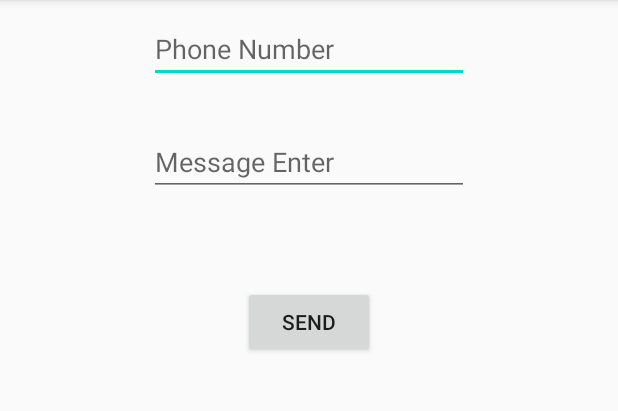
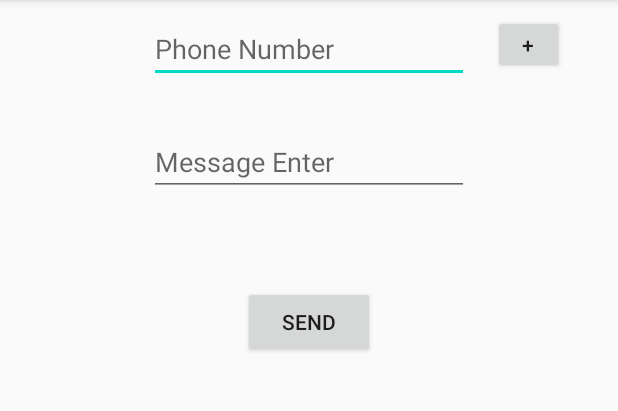
Before and after one commit to vitamincarrot/GroupSMS, an Android app: the screen it shows after launch (MainActivity), after a tap on "SEND", on a phone screen of 412 x 824 dp, the part 84-495 px from its top. Run offline under Robolectric (Android 15) with nearby library versions, the phone set to English and light mode, and no system bars.

Commit message:
전화번호 리사이클러뷰 생성 여러 전화번호로 전송 가능 권한 허용 여부 확인 권한 여부에 따라 전송 버튼 보이기

```diff
--- a/app/build.gradle
+++ b/app/build.gradle
@@ -27,7 +27,8 @@ dependencies {
     implementation 'androidx.constraintlayout:constraintlayout:1.1.3'
     implementation 'net.sourceforge.jexcelapi:jxl:2.6.12' //Excel Api implement
     implementation 'com.loopj.android:android-async-http:1.4.10'
-    implementation 'com.squareup.picasso:picasso:2.71828' //Picasso Api implement
+    implementation 'com.squareup.picasso:picasso:2.71828'
+    implementation 'androidx.recyclerview:recyclerview:1.1.0'//Picasso Api implement
     testImplementation 'junit:junit:4.13'
     androidTestImplementation 'androidx.test.ext:junit:1.1.1'
     androidTestImplementation 'androidx.test.espresso:espresso-core:3.2.0'
--- a/app/src/main/java/com/example/groupsms/MainActivity.java
+++ b/app/src/main/java/com/example/groupsms/MainActivity.java
@@ -1,19 +1,35 @@
 package com.example.groupsms;
 
+import androidx.annotation.NonNull;
 import androidx.appcompat.app.AppCompatActivity;
-import jxl.Workbook;
+import androidx.core.app.ActivityCompat;
+import androidx.recyclerview.widget.LinearLayoutManager;
+import androidx.recyclerview.widget.RecyclerView;
 
+import android.Manifest;
+import android.content.pm.PackageManager;
 import android.os.Bundle;
 import android.telephony.SmsManager;
+import android.util.Log;
 import android.view.View;
 import android.widget.Button;
 import android.widget.EditText;
 import android.widget.Toast;
 
+import java.util.ArrayList;
+
 public class MainActivity extends AppCompatActivity {
 
     EditText num;
     EditText msg;
+    Button sendBtn;
+    Button retryBtn;
+    Button addBtn;
+    private static final int MY_PERMISSIONS_REQUEST_SEND_SMS = 1;
+    private RecyclerView recyclerView;
+    private RecyclerView.Adapter mAdapter;
+    private RecyclerView.LayoutManager layoutManager;
+    ArrayList<String> myDataset = new ArrayList<>();
 
     @Override
     protected void onCreate(Bundle savedInstanceState) {
@@ -22,29 +38,118 @@ public class MainActivity extends AppCompatActivity {
 
         num = findViewById(R.id.phonenumber);
         msg = findViewById(R.id.message);
-        Button sendbtn = findViewById(R.id.sendbtn);
+        sendBtn = findViewById(R.id.sendbtn);
+        retryBtn = findViewById(R.id.retrybtn);
+        addBtn = findViewById(R.id.add);
+        recyclerView = (RecyclerView) findViewById(R.id.recyclerView);
 
-        sendbtn.setOnClickListener(new View.OnClickListener() {
+
+        checkForSmsPermission();
+
+
+        addBtn.setOnClickListener(new View.OnClickListener() {
             @Override
             public void onClick(View v) {
-                String inputText = num.getText().toString();
-                String inputText2 = msg.getText().toString();
-                if (inputText.length() > 0 && inputText2.length() > 0) {
-                    sendSMS(inputText,inputText2);
-                    Toast.makeText(getBaseContext(),inputText + "\n"+inputText2,Toast.LENGTH_SHORT).show();
 
-                }
-                else {
-                    Toast.makeText(getBaseContext(), "Enter the PhoneNumber and Message!", Toast.LENGTH_SHORT).show();
+                myDataset.add(num.getText().toString());
+                Log.d("data", "Data add : " + myDataset.get(0));
+
+            }
+        });
+
+        sendBtn.setOnClickListener(new View.OnClickListener() {
+            @Override
+            public void onClick(View v) {
+                String inputMsgText = msg.getText().toString();
+                if (myDataset.size() > 0 && inputMsgText.length() > 0) {
+                    for (int i = 0; i < myDataset.size(); i++) {
+                        sendSMS(myDataset.get(i), inputMsgText);
+                        toastMsgShort(myDataset.get(i) + "\n" + inputMsgText);
+
+                    }
+
+                } else {
+                    toastMsgLong("Enter the PhoneNumber and Message!");
                 }
 
             }
         });
+
+        retryBtn.setOnClickListener(new View.OnClickListener() {
+            @Override
+            public void onClick(View v) {
+                checkForSmsPermission();
+            }
+        });
+
+        RecyclerView recyclerView = findViewById(R.id.recyclerView);
+        recyclerView.setLayoutManager(new LinearLayoutManager(this));
+
+        MyAdapter adapter = new MyAdapter(myDataset);
+        recyclerView.setAdapter(adapter);
+
+
     }
 
-    private void sendSMS(String phonenum, String message){
+    private void sendSMS(String phoneNum, String message) {
         SmsManager sms = SmsManager.getDefault();
-        sms.sendTextMessage(phonenum,null,message,null,null);
+        sms.sendTextMessage(phoneNum, null, message, null, null);
+    }
+
+    private void checkForSmsPermission() {
+        if (ActivityCompat.checkSelfPermission(this,
+                Manifest.permission.SEND_SMS) !=
+                PackageManager.PERMISSION_GRANTED) {
+            Log.d("checkself", "Dont grented!");
+            // Permission not yet granted. Use requestPermissions().
+            // MY_PERMISSIONS_REQUEST_SEND_SMS is an
+            // app-defined int constant. The callback method gets the
+            // result of the request.
+            ActivityCompat.requestPermissions(this,
+                    new String[]{Manifest.permission.SEND_SMS},
+                    MY_PERMISSIONS_REQUEST_SEND_SMS);
+
+            Log.d("checkself", "" + Manifest.permission.SEND_SMS);
+
+        } else {
+            // Permission already granted. Enable the SMS button.
+            Log.d("checkself", "Grented!");
+            Log.d("checkself", "" + Manifest.permission.SEND_SMS);
+            enableSmsButton();
+        }
+    }
+
+    private void disableSmsButton() {
+        Toast.makeText(this, "SMS usage disabled", Toast.LENGTH_LONG).show();
+        sendBtn.setVisibility(View.INVISIBLE);
+        retryBtn.setVisibility(View.VISIBLE);
+    }
+
+    private void enableSmsButton() {
+        sendBtn.setVisibility(View.VISIBLE);
+        retryBtn.setVisibility(View.INVISIBLE);
+    }
+
+    private void toastMsgLong(String msg) {
+        Toast.makeText(getApplicationContext(), msg, Toast.LENGTH_LONG).show();
+    }
+
+    private void toastMsgShort(String msg) {
+        Toast.makeText(getApplicationContext(), msg, Toast.LENGTH_SHORT).show();
+    }
+
+    @Override
+    // 권한을 요구시 어떤 버튼(허용, 거부)을 눌렀는지 응답을 받음.
+    public void onRequestPermissionsResult(int requestCode, @NonNull String[] permissions, @NonNull int[] grantResults) {
+        if (requestCode == MY_PERMISSIONS_REQUEST_SEND_SMS) {
+            if (grantResults.length > 0 && grantResults[0] == PackageManager.PERMISSION_GRANTED) {
+                Log.d("checkself", "Permission has been granted");
+                enableSmsButton();
+            } else {
+                Log.d("checkself", "Permission has been denied or request cancelled");
+                disableSmsButton();
+            }
+        }
     }
 
 }
--- /dev/null
+++ b/app/src/main/java/com/example/groupsms/MyAdapter.java
@@ -0,0 +1,60 @@
+package com.example.groupsms;
+
+import android.content.Context;
+import android.view.LayoutInflater;
+import android.view.View;
+import android.view.ViewGroup;
+import android.widget.TextView;
+
+import java.util.ArrayList;
+
+import androidx.recyclerview.widget.RecyclerView;
+
+public class MyAdapter extends RecyclerView.Adapter<MyAdapter.MyViewHolder> {
+    private ArrayList<String> mDataset = null;
+
+    // Provide a reference to the views for each data item
+    // Complex data items may need more than one view per item, and
+    // you provide access to all the views for a data item in a view holder
+    public static class MyViewHolder extends RecyclerView.ViewHolder {
+        // each data item is just a string in this case
+        public TextView textView;
+        public MyViewHolder(View v) {
+            super(v);
+            textView = v.findViewById(R.id.adapterTextView);
+        }
+    }
+
+    // Provide a suitable constructor (depends on the kind of dataset)
+    public MyAdapter(ArrayList<String> myDataset) {
+        mDataset = myDataset;
+    }
+
+    // Create new views (invoked by the layout manager)
+    @Override
+    public MyAdapter.MyViewHolder onCreateViewHolder(ViewGroup parent,
+                                                     int viewType) {
+        // create a new view
+        Context context = parent.getContext();
+        LayoutInflater inflater = (LayoutInflater) context.getSystemService(Context.LAYOUT_INFLATER_SERVICE);
+        View view = inflater.inflate(R.layout.phonenumber_view, parent, false);
+        MyViewHolder vh = new MyViewHolder(view);
+        return vh;
+    }
+
+    // Replace the contents of a view (invoked by the layout manager)
+    @Override
+    public void onBindViewHolder(MyViewHolder holder, int position) {
+        // - get element from your dataset at this position
+        // - replace the contents of the view with that element
+        String text = mDataset.get(position);
+        holder.textView.setText(text);
+
+    }
+
+    // Return the size of your dataset (invoked by the layout manager)
+    @Override
+    public int getItemCount() {
+        return mDataset.size();
+    }
+}
--- a/app/src/main/res/layout/activity_main.xml
+++ b/app/src/main/res/layout/activity_main.xml
@@ -38,5 +38,43 @@
         android:text="SEND"
         app:layout_constraintEnd_toEndOf="parent"
         app:layout_constraintStart_toStartOf="parent"
-        app:layout_constraintTop_toBottomOf="@+id/message" />
+        app:layout_constraintTop_toBottomOf="@+id/message"
+        android:visibility="invisible"/>
+
+    <Button
+        android:id="@+id/retrybtn"
+        android:layout_width="wrap_content"
+        android:layout_height="wrap_content"
+        android:layout_marginTop="60dp"
+        android:text="RETRY"
+        app:layout_constraintEnd_toEndOf="parent"
+        app:layout_constraintStart_toStartOf="parent"
+        app:layout_constraintTop_toBottomOf="@+id/message"
+        android:visibility="invisible"/>
+
+    <androidx.recyclerview.widget.RecyclerView
+        android:id="@+id/recyclerView"
+        android:layout_width="322dp"
+        android:layout_height="431dp"
+        android:layout_marginBottom="15dp"
+        android:layout_marginEnd="16dp"
+        android:layout_marginLeft="16dp"
+        android:layout_marginRight="16dp"
+        android:layout_marginStart="16dp"
+        android:layout_marginTop="15dp"
+        app:layout_constraintEnd_toEndOf="parent"
+        app:layout_constraintStart_toStartOf="parent"
+        app:layout_constraintTop_toBottomOf="@+id/sendbtn" />
+
+    <Button
+        android:id="@+id/add"
+        android:layout_width="47dp"
+        android:layout_height="39dp"
+        android:layout_marginEnd="20dp"
+        android:layout_marginRight="20dp"
+        android:layout_marginTop="10dp"
+        android:text="+"
+        app:layout_constraintEnd_toEndOf="parent"
+        app:layout_constraintStart_toEndOf="@+id/phonenumber"
+        app:layout_constraintTop_toTopOf="parent" />
 </androidx.constraintlayout.widget.ConstraintLayout>
```
Also changed, not shown: app/src/main/res/layout/phonenumber_view.xml (added, +17 -0 lines).
